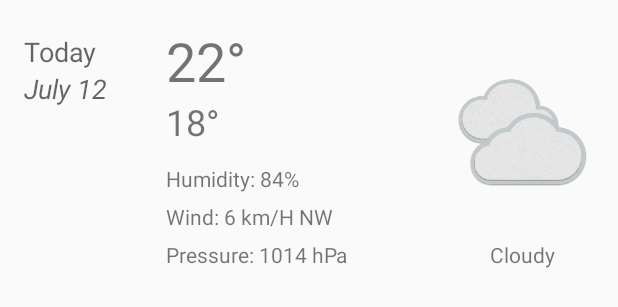
After one commit to rprouse/Sunshine, an Android app: the layout fragment_detail_wide.xml on its own in the app's theme, with its tools: preview values and no code run, on a phone screen of 412 x 824 dp. The commit adds this screen. Shown: the top 307 px of the screen. Run offline under Robolectric (Android 15) with nearby library versions, the phone set to English and light mode, and no system bars.

Commit message:
Better detail layout for wide views

```diff
--- a/app/src/main/res/layout/fragment_detail.xml
+++ b/app/src/main/res/layout/fragment_detail.xml
@@ -5,7 +5,7 @@
 
     <LinearLayout
         android:layout_width="match_parent"
-        android:layout_height="match_parent"
+        android:layout_height="wrap_content"
         android:orientation="vertical"
         android:paddingBottom="@dimen/activity_vertical_margin"
         android:paddingLeft="@dimen/activity_horizontal_margin"
@@ -33,6 +33,7 @@
             android:layout_width="fill_parent"
             android:layout_height="wrap_content"
             android:orientation="horizontal"
+            android:baselineAligned="false"
             android:paddingBottom="24dp">
 
             <LinearLayout
@@ -46,14 +47,14 @@
                     android:id="@+id/fragment_detail_max"
                     android:layout_width="wrap_content"
                     android:layout_height="wrap_content"
-                    android:textSize="36dp"
+                    android:textSize="36sp"
                     tools:text="22°" />
 
                 <TextView
                     android:id="@+id/fragment_detail_min"
                     android:layout_width="wrap_content"
                     android:layout_height="wrap_content"
-                    android:textSize="24dp"
+                    android:textSize="24sp"
                     tools:text="18°" />
 
             </LinearLayout>
@@ -69,15 +70,13 @@
                     android:id="@+id/fragment_detail_icon"
                     android:layout_width="wrap_content"
                     android:layout_height="wrap_content"
-                    android:layout_centerHorizontal="true"
                     android:layout_gravity="center_horizontal"
-                    tools:src="@drawable/ic_launcher" />
+                    tools:src="@drawable/art_clouds" />
 
                 <TextView
                     android:id="@+id/fragment_detail_description"
                     android:layout_width="wrap_content"
                     android:layout_height="wrap_content"
-                    android:layout_centerHorizontal="true"
                     android:layout_gravity="center_horizontal"
                     tools:text="Cloudy" />
             </LinearLayout>
@@ -87,8 +86,6 @@
             android:id="@+id/fragment_detail_humidity"
             android:layout_width="wrap_content"
             android:layout_height="wrap_content"
-            android:layout_alignParentLeft="true"
-            android:layout_below="@+id/fragment_detail_layout"
             android:paddingBottom="6dp"
             android:textAppearance="?android:attr/textAppearanceSmall"
             tools:text="Humidity: 84%" />
@@ -97,8 +94,6 @@
             android:id="@+id/fragment_detail_wind"
             android:layout_width="wrap_content"
             android:layout_height="wrap_content"
-            android:layout_alignParentLeft="true"
-            android:layout_below="@+id/fragment_detail_humidity"
             android:paddingBottom="6dp"
             android:textAppearance="?android:attr/textAppearanceSmall"
             tools:text="Wind: 6 km/H NW" />
@@ -107,8 +102,6 @@
             android:id="@+id/fragment_detail_pressure"
             android:layout_width="wrap_content"
             android:layout_height="wrap_content"
-            android:layout_alignParentLeft="true"
-            android:layout_below="@+id/fragment_detail_wind"
             android:paddingBottom="6dp"
             android:textAppearance="?android:attr/textAppearanceSmall"
             tools:text="Pressure: 1014 hPa" />
--- /dev/null
+++ b/app/src/main/res/layout/fragment_detail_wide.xml
@@ -0,0 +1,107 @@
+<ScrollView xmlns:android="http://schemas.android.com/apk/res/android"
+    xmlns:tools="http://schemas.android.com/tools"
+    android:layout_width="match_parent"
+    android:layout_height="match_parent">
+
+    <LinearLayout
+        android:layout_width="match_parent"
+        android:layout_height="wrap_content"
+        android:orientation="horizontal"
+        android:paddingBottom="@dimen/activity_vertical_margin"
+        android:paddingLeft="@dimen/activity_horizontal_margin"
+        android:paddingRight="@dimen/activity_horizontal_margin"
+        android:paddingTop="@dimen/activity_vertical_margin"
+        tools:context="net.alteridem.sunshine.DetailActivity.WeatherDetailFragment">
+
+        <LinearLayout
+            android:orientation="vertical"
+            android:layout_width="0dp"
+            android:layout_height="wrap_content"
+            android:layout_weight="1">
+
+            <TextView
+                android:id="@+id/fragment_detail_friendly_date"
+                android:layout_width="wrap_content"
+                android:layout_height="wrap_content"
+                android:paddingTop="6dp"
+                android:textAppearance="?android:attr/textAppearanceMedium"
+                tools:text="Today" />
+
+            <TextView
+                android:id="@+id/fragment_detail_date"
+                android:layout_width="wrap_content"
+                android:layout_height="wrap_content"
+                android:textAppearance="?android:attr/textAppearanceMedium"
+                android:textStyle="italic"
+                tools:text="July 12" />
+        </LinearLayout>
+
+        <LinearLayout
+            android:orientation="vertical"
+            android:layout_width="0dp"
+            android:layout_height="wrap_content"
+            android:layout_weight="2">
+
+            <TextView
+                android:id="@+id/fragment_detail_max"
+                android:layout_width="wrap_content"
+                android:layout_height="wrap_content"
+                android:textSize="36sp"
+                tools:text="22°" />
+
+            <TextView
+                android:id="@+id/fragment_detail_min"
+                android:layout_width="wrap_content"
+                android:layout_height="wrap_content"
+                android:textSize="24sp"
+                android:paddingBottom="12dp"
+                tools:text="18°" />
+
+            <TextView
+                android:id="@+id/fragment_detail_humidity"
+                android:layout_width="wrap_content"
+                android:layout_height="wrap_content"
+                android:paddingBottom="6dp"
+                android:textAppearance="?android:attr/textAppearanceSmall"
+                tools:text="Humidity: 84%" />
+
+            <TextView
+                android:id="@+id/fragment_detail_wind"
+                android:layout_width="wrap_content"
+                android:layout_height="wrap_content"
+                android:paddingBottom="6dp"
+                android:textAppearance="?android:attr/textAppearanceSmall"
+                tools:text="Wind: 6 km/H NW" />
+
+            <TextView
+                android:id="@+id/fragment_detail_pressure"
+                android:layout_width="wrap_content"
+                android:layout_height="wrap_content"
+                android:paddingBottom="6dp"
+                android:textAppearance="?android:attr/textAppearanceSmall"
+                tools:text="Pressure: 1014 hPa" />
+        </LinearLayout>
+
+        <LinearLayout
+            android:orientation="vertical"
+            android:layout_width="0dp"
+            android:layout_height="wrap_content"
+            android:layout_weight="1">
+
+            <ImageView
+                android:id="@+id/fragment_detail_icon"
+                android:layout_width="wrap_content"
+                android:layout_height="wrap_content"
+                android:layout_gravity="center_horizontal"
+                tools:src="@drawable/art_clouds" />
+
+            <TextView
+                android:id="@+id/fragment_detail_description"
+                android:layout_width="wrap_content"
+                android:layout_height="wrap_content"
+                android:layout_gravity="center_horizontal"
+                tools:text="Cloudy" />
+        </LinearLayout>
+
+    </LinearLayout>
+</ScrollView>
--- /dev/null
+++ b/app/src/main/res/values-land/layout.xml
@@ -0,0 +1,4 @@
+<?xml version="1.0" encoding="utf-8"?>
+<resources>
+    <item name="fragment_detail" type="layout">@layout/fragment_detail_wide</item>
+</resources>
--- /dev/null
+++ b/app/src/main/res/values-sw600dp/layout.xml
@@ -0,0 +1,4 @@
+<?xml version="1.0" encoding="utf-8"?>
+<resources>
+    <item name="fragment_detail" type="layout">@layout/fragment_detail_wide</item>
+</resources>
--- a/app/src/main/res/values/styles.xml
+++ b/app/src/main/res/values/styles.xml
@@ -5,6 +5,4 @@
         <!-- Customize your theme here. -->
     </style>
 
-    <style name="SelectedListItem"></style>
-
 </resources>
```
